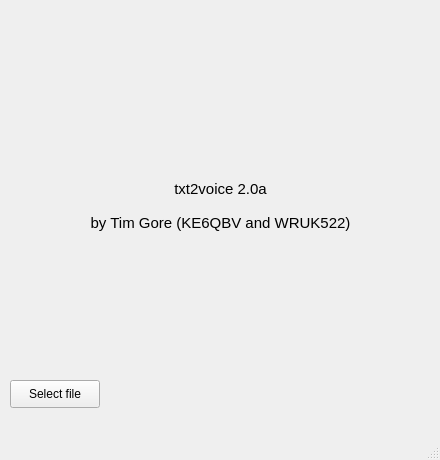
First picture: the form in layout.ui, repository rfm0n206/txt2voice, before the edit.
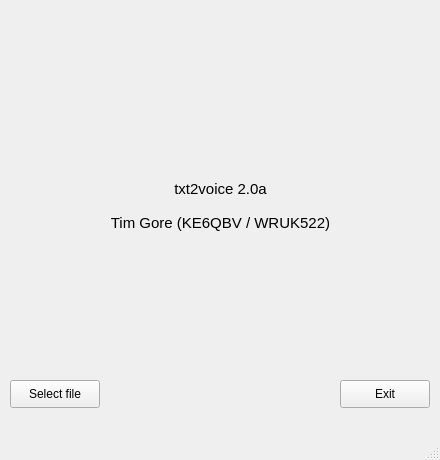
Second picture: the form after the edit. Icons and pictures are not drawn.

Commit message:
added second button to exit
Added second button called "Exit" to, as you guessed, exit the program. Also updated the UI file from PyQt5Designer.

Patch:
```diff
--- a/layout.ui
+++ b/layout.ui
@@ -63,22 +63,25 @@
     <property name="text">
      <string>txt2voice 2.0a
 
-by Tim Gore (KE6QBV and WRUK522)</string>
+Tim Gore (KE6QBV / WRUK522)</string>
     </property>
     <property name="alignment">
      <set>Qt::AlignHCenter|Qt::AlignTop</set>
     </property>
    </widget>
-  </widget>
-  <widget class="QMenuBar" name="menubar">
-   <property name="geometry">
-    <rect>
-     <x>0</x>
-     <y>0</y>
-     <width>440</width>
-     <height>22</height>
-    </rect>
-   </property>
+   <widget class="QPushButton" name="exit_button">
+    <property name="geometry">
+     <rect>
+      <x>340</x>
+      <y>380</y>
+      <width>90</width>
+      <height>28</height>
+     </rect>
+    </property>
+    <property name="text">
+     <string>Exit</string>
+    </property>
+   </widget>
   </widget>
   <widget class="QStatusBar" name="statusbar"/>
  </widget>
```
Left out of the diff: 21 changed lines with no effect on the pictures. The commit also changes 1 other file.
